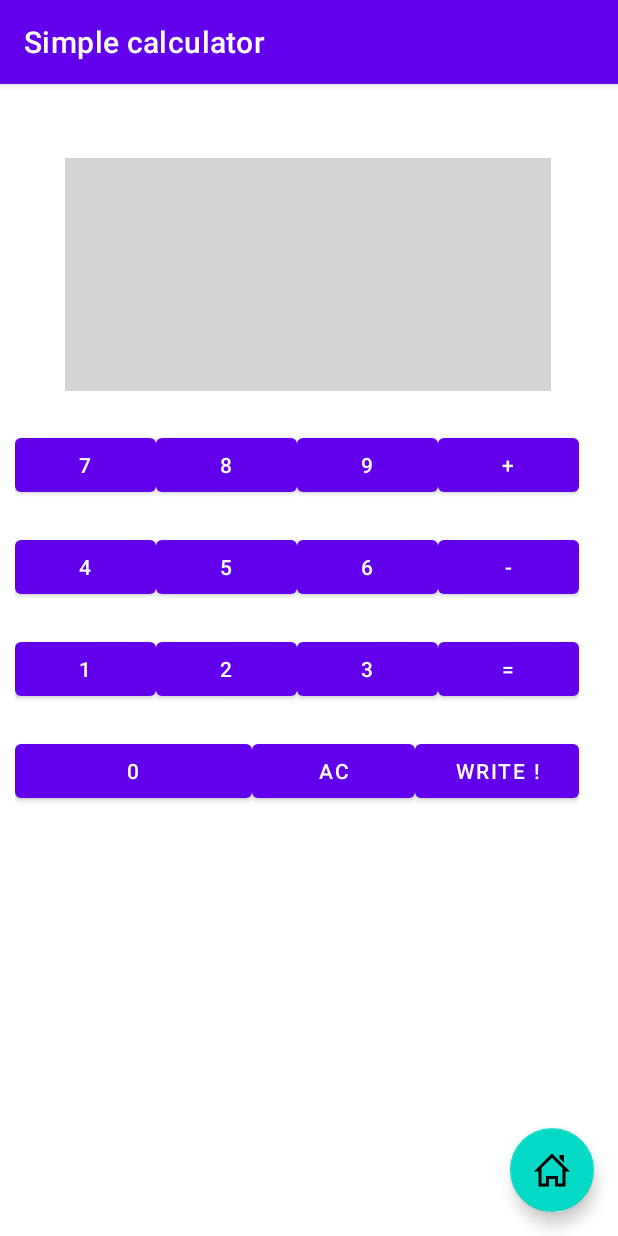
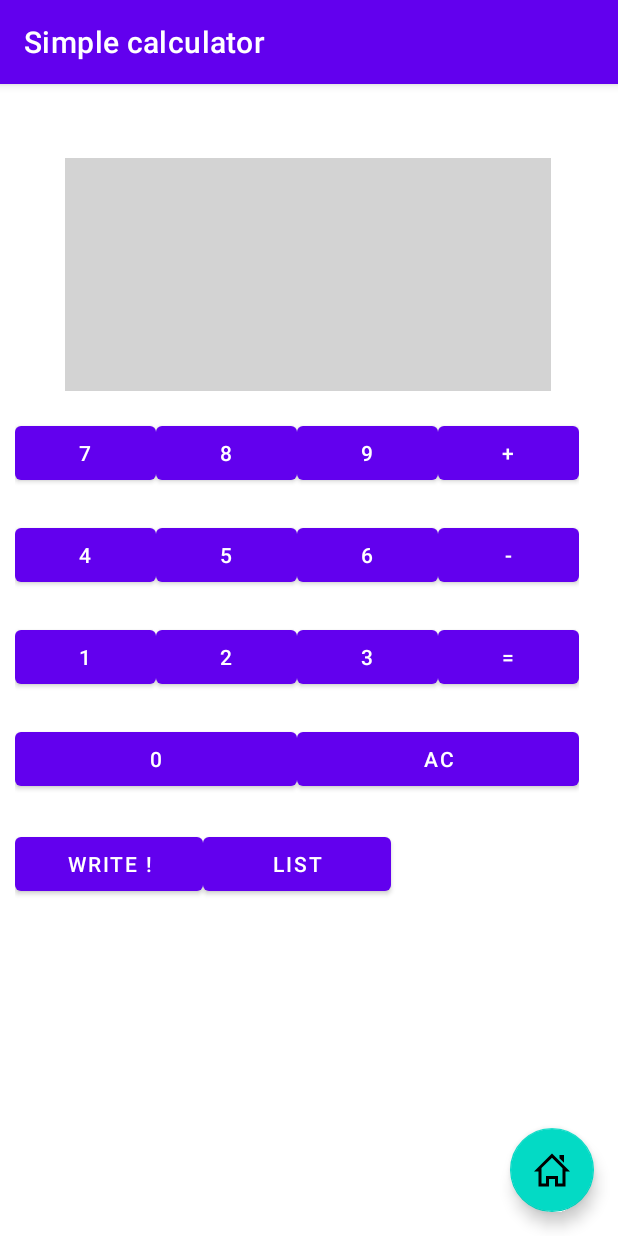
Before and after one commit to JerryFhuurr/PepaPig, an Android app: the FirstFragment screen opened directly, with no data from a screen before it, on a phone screen of 412 x 824 dp. Run offline under Robolectric (Android 15) with nearby library versions, the phone set to English and light mode, and no system bars; our stand-ins replace navigation-ui.

Commit message:
add a button for lecture 5 - list in calculator

```diff
--- a/app/src/main/res/layout/fragment_first.xml
+++ b/app/src/main/res/layout/fragment_first.xml
@@ -188,7 +188,7 @@
 
         <LinearLayout
             android:layout_width="match_parent"
-            android:layout_height="wrap_content"
+            android:layout_height="50dp"
             android:layout_margin="10dp"
             android:layout_marginBottom="269dp"
             android:layout_weight="1"
@@ -203,7 +203,7 @@
                 android:id="@+id/btn_0"
                 android:layout_width="wrap_content"
                 android:layout_height="wrap_content"
-                android:layout_weight="2.5"
+                android:layout_weight="2"
                 android:onClick="buttonsPressed"
                 android:text="0" />
 
@@ -211,23 +211,46 @@
                 android:id="@+id/btn_c"
                 android:layout_width="wrap_content"
                 android:layout_height="wrap_content"
-                android:layout_weight="0.75"
+                android:layout_weight="2"
                 android:onClick="buttonsPressed"
                 android:text="AC" />
+
+
+        </LinearLayout>
+
+        <LinearLayout
+            android:layout_width="match_parent"
+            android:layout_height="wrap_content"
+            android:layout_margin="10dp"
+            android:layout_marginBottom="269dp"
+            android:layout_weight="1"
+            android:orientation="horizontal"
+            android:weightSum="4" >
 
             <Button
                 android:id="@+id/button_first"
                 android:layout_width="wrap_content"
                 android:layout_height="wrap_content"
                 android:layout_marginBottom="152dp"
+                android:layout_weight="0.75"
                 android:text="@string/next"
+                app:layout_constraintBottom_toBottomOf="parent"
+                app:layout_constraintEnd_toEndOf="parent"
+                app:layout_constraintHorizontal_bias="0.049"
+                app:layout_constraintStart_toStartOf="parent" />
+
+            <Button
+                android:id="@+id/button_list"
+                android:layout_width="wrap_content"
+                android:layout_height="wrap_content"
+                android:layout_marginBottom="152dp"
                 android:layout_weight="0.75"
+                android:text="@string/next2"
                 app:layout_constraintBottom_toBottomOf="parent"
                 app:layout_constraintEnd_toEndOf="parent"
                 app:layout_constraintHorizontal_bias="0.049"
                 app:layout_constraintStart_toStartOf="parent" />
         </LinearLayout>
-
 
     </LinearLayout>
 
--- a/app/src/main/res/values/strings.xml
+++ b/app/src/main/res/values/strings.xml
@@ -168,6 +168,7 @@
     <string name="first_fragment_label">Simple calculator</string>
     <string name="second_fragment_label">Writing page</string>
     <string name="next">Write !</string>
+    <string name="next2">List</string>
     <string name="previous">Back</string>
 
     <!-- calculator 2 -->
```
Also changed, not shown: 1 other file.
